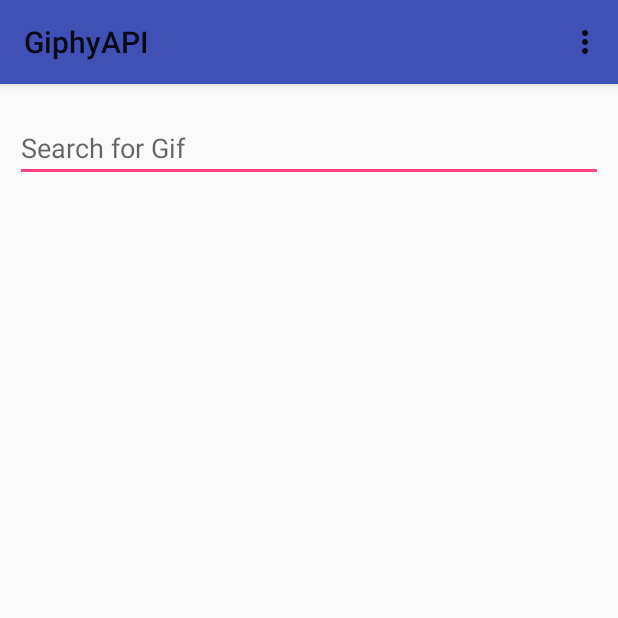
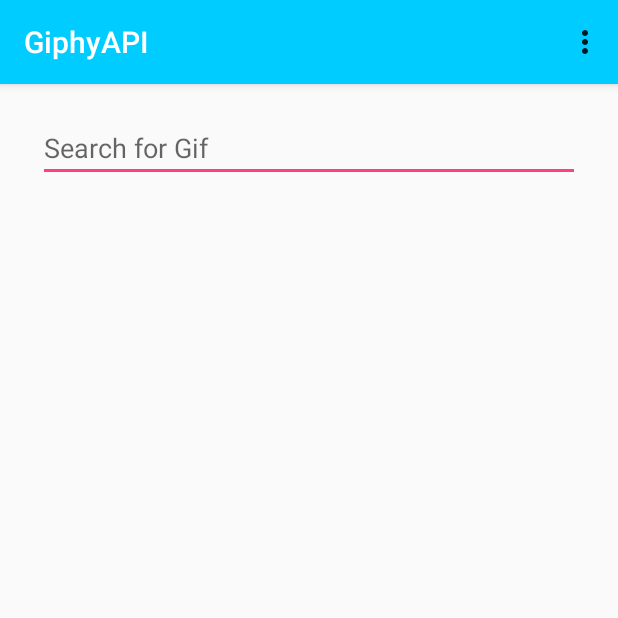
Before and after one commit to Chrisjc28/GiphyApp, an Android app: the screen it shows after launch (MainActivity), on a phone screen of 412 x 824 dp, the top half of it. Run offline under Robolectric (Android 15) with nearby library versions, the phone set to English and light mode, and no system bars; libraries missing offline, so code that uses them is left out: com.androidnetworking, com.androidnetworking.common, com.androidnetworking.error, com.androidnetworking.interfaces.

Commit message:
new card design and refactoring other design aspects as well

```diff
--- a/app/build.gradle
+++ b/app/build.gradle
@@ -38,6 +38,7 @@ dependencies {
     compile 'com.google.code.gson:gson:2.6.1'
     compile 'com.squareup.retrofit2:converter-gson:2.1.0'
     compile 'com.android.support:recyclerview-v7:25.3.0'
+    compile 'com.android.support:cardview-v7:25.3.0'
     compile 'com.amitshekhar.android:android-networking:1.0.0'
     compile 'com.github.bumptech.glide:glide:3.7.0'
     compile 'pl.droidsonroids.gif:android-gif-drawable:1.2.0'
--- a/app/src/main/java/com/example/android/giphyapi/MainActivity.java
+++ b/app/src/main/java/com/example/android/giphyapi/MainActivity.java
@@ -7,7 +7,6 @@ import android.support.v4.app.Fragment;
 import android.support.v4.app.FragmentManager;
 import android.support.v4.app.FragmentStatePagerAdapter;
 import android.support.v4.view.ViewPager;
-import android.support.v4.widget.SwipeRefreshLayout;
 import android.support.v7.app.AppCompatActivity;
 import android.support.v7.widget.Toolbar;
 import android.view.KeyEvent;
@@ -28,8 +27,6 @@ public class MainActivity extends AppCompatActivity  {
 
     private static final String PREF_KEY = "search_key";
 
-    SwipeRefreshLayout swipeRefreshLayout;
-
     private EditText search;
 
     private GiphySearch RefreshDAO = new GiphySearch();
@@ -37,7 +34,6 @@ public class MainActivity extends AppCompatActivity  {
     SharedPreferences prefs;
 
     ViewPager viewPager;
-
 
     @Override
     protected void onCreate(Bundle savedInstanceState) {
@@ -47,6 +43,8 @@ public class MainActivity extends AppCompatActivity  {
         prefs = MainActivity.this.getPreferences(Context.MODE_APPEND);
 
         Toolbar giphy_options_toolbar = (Toolbar) findViewById(R.id.my_toolbar);
+        giphy_options_toolbar.setBackgroundColor(getColor(R.color.toolbarBackground));
+        giphy_options_toolbar.setTitleTextColor(getColor(R.color.white));
         setSupportActionBar(giphy_options_toolbar);
         getSupportActionBar();
 
--- a/app/src/main/res/layout/activity_main.xml
+++ b/app/src/main/res/layout/activity_main.xml
@@ -32,9 +32,8 @@
                 android:layout_width="match_parent"
                 android:layout_height="wrap_content"
                 android:layout_marginTop="20dp"
-                android:layout_marginLeft="10dp"
-                android:layout_marginRight="10dp"/>
-
+                android:layout_marginLeft="25dp"
+                android:layout_marginRight="25dp"/>
 
             <android.support.v4.view.ViewPager
                 android:id="@+id/pager"
--- a/app/src/main/res/values/colors.xml
+++ b/app/src/main/res/values/colors.xml
@@ -2,5 +2,7 @@
 <resources>
     <color name="colorPrimary">#3F51B5</color>
     <color name="colorPrimaryDark">#303F9F</color>
+    <color name="white">#ffff</color>
+    <color name="toolbarBackground">#00ccff</color>
     <color name="colorAccent">#FF4081</color>
 </resources>
```
Also changed, not shown: app/src/main/res/layout/fragment_giphy_view.xml (+17 -2 lines).
